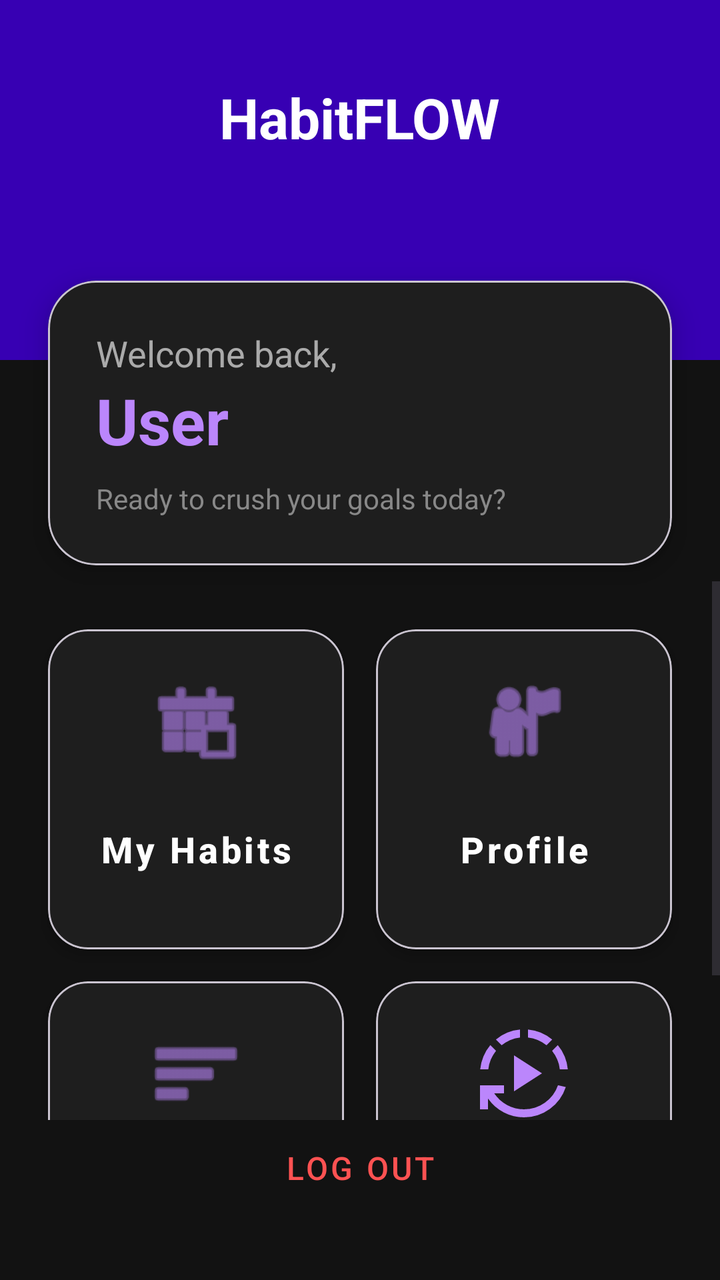
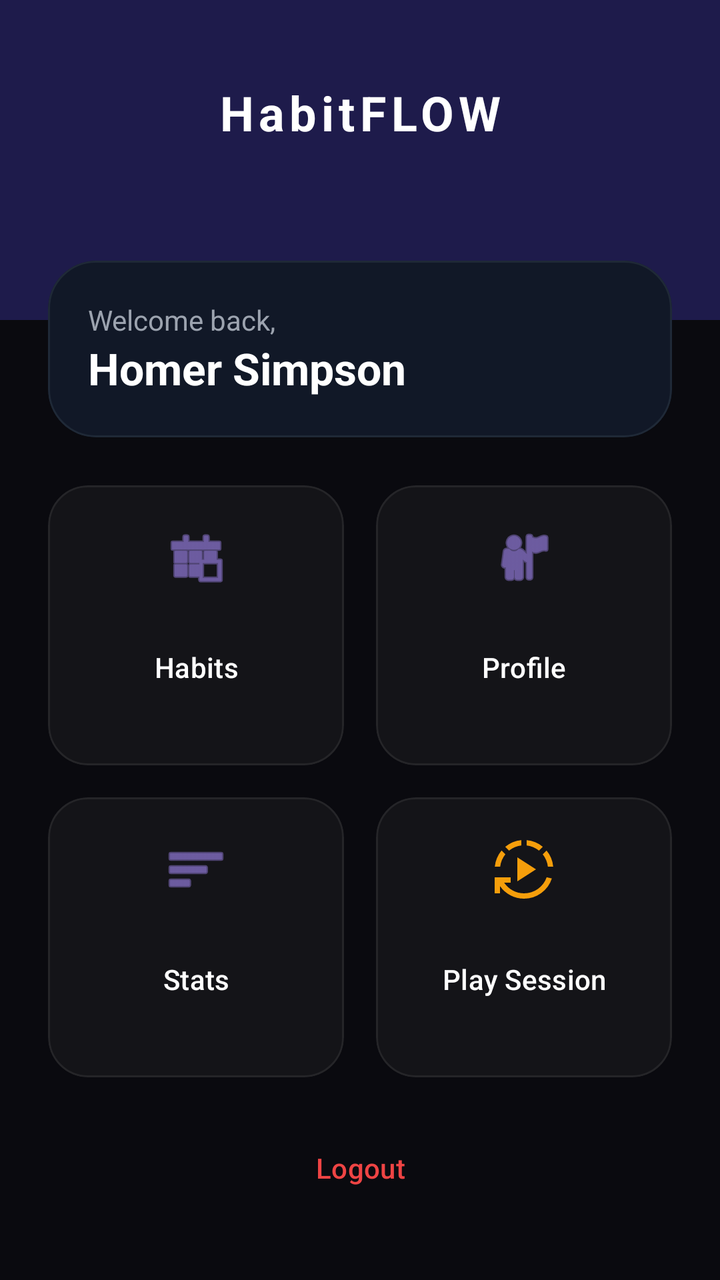

Screens rendered from an Android XML layout before and after an edit, with the pre-edit source and the edit as a unified diff.
<!-- AndroidManifest.xml: application theme Theme.HabitFLOWS -->
<!-- res/layout/activity_main_menu.xml -->
<?xml version="1.0" encoding="utf-8"?>
<androidx.constraintlayout.widget.ConstraintLayout xmlns:android="http://schemas.android.com/apk/res/android"
    xmlns:app="http://schemas.android.com/apk/res-auto"
    xmlns:tools="http://schemas.android.com/tools"
    android:id="@+id/main"
    android:layout_width="match_parent"
    android:layout_height="match_parent"
    android:background="@color/background_black"
    tools:context=".MainMenu">

    
    <View
        android:id="@+id/viewHeader"
        android:layout_width="match_parent"
        android:layout_height="180dp"
        android:background="@color/purple_700"
        app:layout_constraintTop_toTopOf="parent" />

    <TextView
        android:id="@+id/mainMenuHomeTV"
        android:layout_width="wrap_content"
        android:layout_height="wrap_content"
        android:layout_marginTop="40dp"
        android:text="HabitFLOW"
        android:textColor="@color/white"
        android:textSize="28sp"
        android:textStyle="bold"
        app:layout_constraintEnd_toEndOf="parent"
        app:layout_constraintStart_toStartOf="parent"
        app:layout_constraintTop_toTopOf="parent" />

    
    <com.google.android.material.card.MaterialCardView
        android:id="@+id/welcomeCard"
        android:layout_width="match_parent"
        android:layout_height="wrap_content"
        android:layout_marginStart="24dp"
        android:layout_marginTop="-40dp"
        android:layout_marginEnd="24dp"
        app:cardBackgroundColor="@color/surface_dark"
        app:cardCornerRadius="24dp"
        app:cardElevation="8dp"
        app:layout_constraintTop_toBottomOf="@id/viewHeader">

        <LinearLayout
            android:layout_width="match_parent"
            android:layout_height="wrap_content"
            android:orientation="vertical"
            android:padding="24dp">

            <TextView
                android:id="@+id/mainMenuHomeTV3"
                android:layout_width="wrap_content"
                android:layout_height="wrap_content"
                android:text="Welcome back,"
                android:textColor="#AAAAAA"
                android:textSize="18sp" />

            <TextView
                android:id="@+id/mainMenuHomeTV4"
                android:layout_width="wrap_content"
                android:layout_height="wrap_content"
                android:text="User"
                android:textColor="@color/purple_200"
                android:textSize="32sp"
                android:textStyle="bold" />

            <TextView
                android:layout_width="wrap_content"
                android:layout_height="wrap_content"
                android:layout_marginTop="8dp"
                android:text="Ready to crush your goals today?"
                android:textColor="#888888"
                android:textSize="14sp" />
        </LinearLayout>
    </com.google.android.material.card.MaterialCardView>

    
    <ScrollView
        android:layout_width="match_parent"
        android:layout_height="0dp"
        android:layout_marginTop="8dp"
        app:layout_constraintBottom_toTopOf="@+id/mainMenuLogoutBtn"
        app:layout_constraintTop_toBottomOf="@id/welcomeCard">

        <GridLayout
            android:id="@+id/gridLayout"
            android:layout_width="match_parent"
            android:layout_height="wrap_content"
            android:layout_margin="16dp"
            android:columnCount="2">

            
            <com.google.android.material.card.MaterialCardView
                android:layout_width="0dp"
                android:layout_height="160dp"
                android:layout_rowWeight="1"
                android:layout_columnWeight="1"
                android:layout_margin="8dp"
                app:cardBackgroundColor="@color/surface_dark"
                app:cardCornerRadius="20dp"
                app:cardElevation="4dp">

                <com.google.android.material.button.MaterialButton
                    android:id="@+id/btnHabit"
                    style="@style/Widget.MaterialComponents.Button.TextButton"
                    android:layout_width="match_parent"
                    android:layout_height="match_parent"
                    android:gravity="center"
                    android:orientation="vertical"
                    android:padding="16dp"
                    android:text="My Habits"
                    android:textAllCaps="false"
                    android:textColor="@color/white"
                    android:textSize="18sp"
                    android:textStyle="bold"
                    app:icon="@android:drawable/ic_menu_today"
                    app:iconGravity="top"
                    app:iconPadding="12dp"
                    app:iconSize="48dp"
                    app:iconTint="@color/purple_200" />
            </com.google.android.material.card.MaterialCardView>

            
            <com.google.android.material.card.MaterialCardView
                android:layout_width="0dp"
                android:layout_height="160dp"
                android:layout_rowWeight="1"
                android:layout_columnWeight="1"
                android:layout_margin="8dp"
                app:cardBackgroundColor="@color/surface_dark"
                app:cardCornerRadius="20dp"
                app:cardElevation="4dp">

                <com.google.android.material.button.MaterialButton
                    android:id="@+id/Profile"
                    style="@style/Widget.MaterialComponents.Button.TextButton"
                    android:layout_width="match_parent"
                    android:layout_height="match_parent"
                    android:gravity="center"
                    android:padding="16dp"
                    android:text="Profile"
                    android:textAllCaps="false"
                    android:textColor="@color/white"
                    android:textSize="18sp"
                    android:textStyle="bold"
                    app:icon="@android:drawable/ic_menu_myplaces"
                    app:iconGravity="top"
                    app:iconPadding="12dp"
                    app:iconSize="48dp"
                    app:iconTint="@color/purple_200" />
            </com.google.android.material.card.MaterialCardView>

            
            <com.google.android.material.card.MaterialCardView
                android:layout_width="0dp"
                android:layout_height="160dp"
                android:layout_rowWeight="1"
                android:layout_columnWeight="1"
                android:layout_margin="8dp"
                app:cardBackgroundColor="@color/surface_dark"
                app:cardCornerRadius="20dp"
                app:cardElevation="4dp">

                <com.google.android.material.button.MaterialButton
                    android:id="@+id/btnStatistics"
                    style="@style/Widget.MaterialComponents.Button.TextButton"
                    android:layout_width="match_parent"
                    android:layout_height="match_parent"
                    android:gravity="center"
                    android:padding="16dp"
                    android:text="Stats"
                    android:textAllCaps="false"
                    android:textColor="@color/white"
                    android:textSize="18sp"
                    android:textStyle="bold"
                    app:icon="@android:drawable/ic_menu_sort_by_size"
                    app:iconGravity="top"
                    app:iconPadding="12dp"
                    app:iconSize="48dp"
                    app:iconTint="@color/purple_200" />
            </com.google.android.material.card.MaterialCardView>

            
            <com.google.android.material.card.MaterialCardView
                android:layout_width="0dp"
                android:layout_height="160dp"
                android:layout_rowWeight="1"
                android:layout_columnWeight="1"
                android:layout_margin="8dp"
                app:cardBackgroundColor="@color/surface_dark"
                app:cardCornerRadius="20dp"
                app:cardElevation="4dp">

                <com.google.android.material.button.MaterialButton
                    android:id="@+id/btnPlayHabit"
                    style="@style/Widget.MaterialComponents.Button.TextButton"
                    android:layout_width="match_parent"
                    android:layout_height="match_parent"
                    android:gravity="center"
                    android:padding="16dp"
                    android:text="Play Habit"
                    android:textAllCaps="false"
                    android:textColor="@color/white"
                    android:textSize="18sp"
                    android:textStyle="bold"
                    app:icon="@drawable/outline_autoplay_24"
                    app:iconGravity="top"
                    app:iconPadding="12dp"
                    app:iconSize="48dp"
                    app:iconTint="@color/purple_200" />
            </com.google.android.material.card.MaterialCardView>
        </GridLayout>
    </ScrollView>

    
    <com.google.android.material.button.MaterialButton
        android:id="@+id/mainMenuLogoutBtn"
        style="@style/Widget.MaterialComponents.Button.TextButton"
        android:layout_width="wrap_content"
        android:layout_height="wrap_content"
        android:layout_marginBottom="32dp"
        android:text="Log Out"
        android:textColor="#FF5252"
        android:textSize="16sp"
        app:layout_constraintBottom_toBottomOf="parent"
        app:layout_constraintEnd_toEndOf="parent"
        app:layout_constraintStart_toStartOf="parent" />

</androidx.constraintlayout.widget.ConstraintLayout>
<!-- resources referenced by this layout -->
<resources>
  <color name="background_black">#121212</color>
  <color name="purple_200">#FFBB86FC</color>
  <color name="purple_700">#FF3700B3</color>
  <color name="surface_dark">#1E1E1E</color>
  <color name="white">#FFFFFFFF</color>
  <!-- drawable outline_autoplay_24 (drawable) -->
  <vector xmlns:android="http://schemas.android.com/apk/res/android" android:height="24dp" android:tint="#00D9FF" android:viewportHeight="960" android:viewportWidth="960" android:width="24dp">
        
      <path android:fillColor="@android:color/white" android:pathData="M380,660L380,300L660,480L380,660ZM480,920Q372,920 277.5,870.5Q183,821 120,732L120,840L40,840L40,600L280,600L280,680L182,680Q233,755 311.5,797.5Q390,840 480,840Q595,840 688.5,774Q782,708 820,599L898,617Q853,753 738,836.5Q623,920 480,920ZM42,440Q49,373 74,311.5Q99,250 143,198L200,255Q168,296 148,342.5Q128,389 123,440L42,440ZM256,199L199,142Q252,98 313,72.5Q374,47 440,42L440,122Q389,127 343,147Q297,167 256,199ZM705,199Q664,167 617.5,147Q571,127 520,122L520,42Q587,48 648.5,73Q710,98 762,142L705,199ZM838,440Q833,389 813,342.5Q793,296 761,255L818,198Q862,250 887,311.5Q912,373 918,440L838,440Z"/>
      
  </vector>
  <style name="Theme.HabitFLOWS" parent="Base.Theme.HabitFLOWS" />
  <style name="Base.Theme.HabitFLOWS" parent="Theme.Material3.DayNight.NoActionBar">
          
          
      </style>
</resources>

<!-- the commit's change to res/layout/activity_main_menu.xml (unified diff, before → after) -->
@@ -5,15 +5,15 @@
     android:id="@+id/main"
     android:layout_width="match_parent"
     android:layout_height="match_parent"
-    android:background="@color/background_black"
+    android:background="#0A0A0F"
     tools:context=".MainMenu">
 
     
     <View
         android:id="@+id/viewHeader"
         android:layout_width="match_parent"
-        android:layout_height="180dp"
-        android:background="@color/purple_700"
+        android:layout_height="160dp"
+        android:background="#1E1B4B"
         app:layout_constraintTop_toTopOf="parent" />
 
     <TextView
@@ -22,193 +22,178 @@
         android:layout_height="wrap_content"
         android:layout_marginTop="40dp"
         android:text="HabitFLOW"
-        android:textColor="@color/white"
-        android:textSize="28sp"
+        android:textColor="#FFFFFF"
+        android:textSize="24sp"
         android:textStyle="bold"
+        android:letterSpacing="0.1"
         app:layout_constraintEnd_toEndOf="parent"
         app:layout_constraintStart_toStartOf="parent"
         app:layout_constraintTop_toTopOf="parent" />
 
     
     <com.google.android.material.card.MaterialCardView
-        android:id="@+id/welcomeCard"
+        android:id="@+id/greetingCard"
         android:layout_width="match_parent"
         android:layout_height="wrap_content"
-        android:layout_marginStart="24dp"
-        android:layout_marginTop="-40dp"
-        android:layout_marginEnd="24dp"
-        app:cardBackgroundColor="@color/surface_dark"
+        android:layout_marginHorizontal="24dp"
+        android:layout_marginTop="-30dp"
+        app:cardBackgroundColor="#111827"
         app:cardCornerRadius="24dp"
-        app:cardElevation="8dp"
+        app:cardElevation="0dp"
+        app:strokeColor="#1F2937"
+        app:strokeWidth="1dp"
         app:layout_constraintTop_toBottomOf="@id/viewHeader">
 
         <LinearLayout
             android:layout_width="match_parent"
             android:layout_height="wrap_content"
             android:orientation="vertical"
-            android:padding="24dp">
+            android:padding="20dp">
 
             <TextView
                 android:id="@+id/mainMenuHomeTV3"
                 android:layout_width="wrap_content"
                 android:layout_height="wrap_content"
                 android:text="Welcome back,"
-                android:textColor="#AAAAAA"
-                android:textSize="18sp" />
+                android:textColor="#9CA3AF"
+                android:textSize="14sp" />
 
             <TextView
                 android:id="@+id/mainMenuHomeTV4"
                 android:layout_width="wrap_content"
                 android:layout_height="wrap_content"
-                android:text="User"
-                android:textColor="@color/purple_200"
-                android:textSize="32sp"
+                android:text="Homer Simpson"
+                android:textColor="#FFFFFF"
+                android:textSize="22sp"
                 android:textStyle="bold" />
-
-            <TextView
-                android:layout_width="wrap_content"
-                android:layout_height="wrap_content"
-                android:layout_marginTop="8dp"
-                android:text="Ready to crush your goals today?"
-                android:textColor="#888888"
-                android:textSize="14sp" />
         </LinearLayout>
     </com.google.android.material.card.MaterialCardView>
 
-    
     <ScrollView
         android:layout_width="match_parent"
         android:layout_height="0dp"
-        android:layout_marginTop="8dp"
-        app:layout_constraintBottom_toTopOf="@+id/mainMenuLogoutBtn"
-        app:layout_constraintTop_toBottomOf="@id/welcomeCard">
+        android:layout_marginTop="16dp"
+        android:clipToPadding="false"
+        android:paddingBottom="100dp"
+        app:layout_constraintBottom_toBottomOf="parent"
+        app:layout_constraintTop_toBottomOf="@id/greetingCard">
 
         <GridLayout
-            android:id="@+id/gridLayout"
             android:layout_width="match_parent"
             android:layout_height="wrap_content"
-            android:layout_margin="16dp"
+            android:layout_marginHorizontal="16dp"
             android:columnCount="2">
 
             
             <com.google.android.material.card.MaterialCardView
                 android:layout_width="0dp"
-                android:layout_height="160dp"
-                android:layout_rowWeight="1"
-                android:layout_columnWeight="1"
-                android:layout_margin="8dp"
-                app:cardBackgroundColor="@color/surface_dark"
-                app:cardCornerRadius="20dp"
-                app:cardElevation="4dp">
+                android:layout_height="140dp"
+                android:layout_margin="8dp"
+                android:layout_columnWeight="1"
+                app:cardBackgroundColor="#0AFFFFFF"
+                app:cardCornerRadius="20dp"
+                app:cardElevation="0dp"
+                app:strokeColor="#12FFFFFF"
+                app:strokeWidth="1dp">
 
                 <com.google.android.material.button.MaterialButton
                     android:id="@+id/btnHabit"
-                    style="@style/Widget.MaterialComponents.Button.TextButton"
-                    android:layout_width="match_parent"
-                    android:layout_height="match_parent"
-                    android:gravity="center"
-                    android:orientation="vertical"
-                    android:padding="16dp"
-                    android:text="My Habits"
-                    android:textAllCaps="false"
-                    android:textColor="@color/white"
-                    android:textSize="18sp"
-                    android:textStyle="bold"
+                    style="@style/Widget.Material3.Button.TextButton"
+                    android:layout_width="match_parent"
+                    android:layout_height="match_parent"
+                    android:padding="16dp"
+                    android:text="Habits"
+                    android:textAllCaps="false"
+                    android:textColor="#FFFFFF"
                     app:icon="@android:drawable/ic_menu_today"
                     app:iconGravity="top"
-                    app:iconPadding="12dp"
-                    app:iconSize="48dp"
-                    app:iconTint="@color/purple_200" />
-            </com.google.android.material.card.MaterialCardView>
-
-            
-            <com.google.android.material.card.MaterialCardView
-                android:layout_width="0dp"
-                android:layout_height="160dp"
-                android:layout_rowWeight="1"
-                android:layout_columnWeight="1"
-                android:layout_margin="8dp"
-                app:cardBackgroundColor="@color/surface_dark"
-                app:cardCornerRadius="20dp"
-                app:cardElevation="4dp">
+                    app:iconPadding="10dp"
+                    app:iconSize="32dp"
+                    app:iconTint="#A78BFA" />
+            </com.google.android.material.card.MaterialCardView>
+
+            
+            <com.google.android.material.card.MaterialCardView
+                android:layout_width="0dp"
+                android:layout_height="140dp"
+                android:layout_margin="8dp"
+                android:layout_columnWeight="1"
+                app:cardBackgroundColor="#0AFFFFFF"
+                app:cardCornerRadius="20dp"
+                app:cardElevation="0dp"
+                app:strokeColor="#12FFFFFF"
+                app:strokeWidth="1dp">
 
                 <com.google.android.material.button.MaterialButton
                     android:id="@+id/Profile"
-                    style="@style/Widget.MaterialComponents.Button.TextButton"
-                    android:layout_width="match_parent"
-                    android:layout_height="match_parent"
-                    android:gravity="center"
+                    style="@style/Widget.Material3.Button.TextButton"
+                    android:layout_width="match_parent"
+                    android:layout_height="match_parent"
                     android:padding="16dp"
                     android:text="Profile"
                     android:textAllCaps="false"
-                    android:textColor="@color/white"
-                    android:textSize="18sp"
-                    android:textStyle="bold"
+                    android:textColor="#FFFFFF"
                     app:icon="@android:drawable/ic_menu_myplaces"
                     app:iconGravity="top"
-                    app:iconPadding="12dp"
-                    app:iconSize="48dp"
-                    app:iconTint="@color/purple_200" />
-            </com.google.android.material.card.MaterialCardView>
-
-            
-            <com.google.android.material.card.MaterialCardView
-                android:layout_width="0dp"
-                android:layout_height="160dp"
-                android:layout_rowWeight="1"
-                android:layout_columnWeight="1"
-                android:layout_margin="8dp"
-                app:cardBackgroundColor="@color/surface_dark"
-                app:cardCornerRadius="20dp"
-                app:cardElevation="4dp">
+                    app:iconPadding="10dp"
+                    app:iconSize="32dp"
+                    app:iconTint="#A78BFA" />
+            </com.google.android.material.card.MaterialCardView>
+
+            
+            <com.google.android.material.card.MaterialCardView
+                android:layout_width="0dp"
+                android:layout_height="140dp"
+                android:layout_margin="8dp"
+                android:layout_columnWeight="1"
+                app:cardBackgroundColor="#0AFFFFFF"
+                app:cardCornerRadius="20dp"
+                app:cardElevation="0dp"
+                app:strokeColor="#12FFFFFF"
+                app:strokeWidth="1dp">
 
                 <com.google.android.material.button.MaterialButton
                     android:id="@+id/btnStatistics"
-                    style="@style/Widget.MaterialComponents.Button.TextButton"
-                    android:layout_width="match_parent"
-                    android:layout_height="match_parent"
-                    android:gravity="center"
+                    style="@style/Widget.Material3.Button.TextButton"
+                    android:layout_width="match_parent"
+                    android:layout_height="match_parent"
                     android:padding="16dp"
                     android:text="Stats"
                     android:textAllCaps="false"
-                    android:textColor="@color/white"
-                    android:textSize="18sp"
-                    android:textStyle="bold"
+                    android:textColor="#FFFFFF"
                     app:icon="@android:drawable/ic_menu_sort_by_size"
                     app:iconGravity="top"
-                    app:iconPadding="12dp"
-                    app:iconSize="48dp"
-                    app:iconTint="@color/purple_200" />
-            </com.google.android.material.card.MaterialCardView>
-
-            
-            <com.google.android.material.card.MaterialCardView
-                android:layout_width="0dp"
-                android:layout_height="160dp"
-                android:layout_rowWeight="1"
-                android:layout_columnWeight="1"
-                android:layout_margin="8dp"
-                app:cardBackgroundColor="@color/surface_dark"
-                app:cardCornerRadius="20dp"
-                app:cardElevation="4dp">
+                    app:iconPadding="10dp"
+                    app:iconSize="32dp"
+                    app:iconTint="#A78BFA" />
+            </com.google.android.material.card.MaterialCardView>
+
+            
+            <com.google.android.material.card.MaterialCardView
+                android:layout_width="0dp"
+                android:layout_height="140dp"
+                android:layout_margin="8dp"
+                android:layout_columnWeight="1"
+                app:cardBackgroundColor="#0AFFFFFF"
+                app:cardCornerRadius="20dp"
+                app:cardElevation="0dp"
+                app:strokeColor="#12FFFFFF"
+                app:strokeWidth="1dp">
 
                 <com.google.android.material.button.MaterialButton
                     android:id="@+id/btnPlayHabit"
-                    style="@style/Widget.MaterialComponents.Button.TextButton"
-                    android:layout_width="match_parent"
-                    android:layout_height="match_parent"
-                    android:gravity="center"
-                    android:padding="16dp"
-                    android:text="Play Habit"
-                    android:textAllCaps="false"
-                    android:textColor="@color/white"
-                    android:textSize="18sp"
-                    android:textStyle="bold"
+                    style="@style/Widget.Material3.Button.TextButton"
+                    android:layout_width="match_parent"
+                    android:layout_height="match_parent"
+                    android:padding="16dp"
+                    android:text="Play Session"
+                    android:textAllCaps="false"
+                    android:textColor="#FFFFFF"
                     app:icon="@drawable/outline_autoplay_24"
                     app:iconGravity="top"
-                    app:iconPadding="12dp"
-                    app:iconSize="48dp"
-                    app:iconTint="@color/purple_200" />
+                    app:iconPadding="10dp"
+                    app:iconSize="32dp"
+                    app:iconTint="#F59E0B" />
             </com.google.android.material.card.MaterialCardView>
         </GridLayout>
     </ScrollView>
@@ -216,13 +201,12 @@
     
     <com.google.android.material.button.MaterialButton
         android:id="@+id/mainMenuLogoutBtn"
-        style="@style/Widget.MaterialComponents.Button.TextButton"
+        style="@style/Widget.Material3.Button.TextButton"
         android:layout_width="wrap_content"
         android:layout_height="wrap_content"
         android:layout_marginBottom="32dp"
-        android:text="Log Out"
-        android:textColor="#FF5252"
-        android:textSize="16sp"
+        android:text="Logout"
+        android:textColor="#EF4444"
         app:layout_constraintBottom_toBottomOf="parent"
         app:layout_constraintEnd_toEndOf="parent"
         app:layout_constraintStart_toStartOf="parent" />
<!-- resource entries referenced after the edit -->
@@ -1,10 +1,5 @@
 <!-- resources referenced by this layout -->
 <resources>
-  <color name="background_black">#121212</color>
-  <color name="purple_200">#FFBB86FC</color>
-  <color name="purple_700">#FF3700B3</color>
-  <color name="surface_dark">#1E1E1E</color>
-  <color name="white">#FFFFFFFF</color>
   <!-- drawable outline_autoplay_24 (drawable) -->
   <vector xmlns:android="http://schemas.android.com/apk/res/android" android:height="24dp" android:tint="#00D9FF" android:viewportHeight="960" android:viewportWidth="960" android:width="24dp">
         
